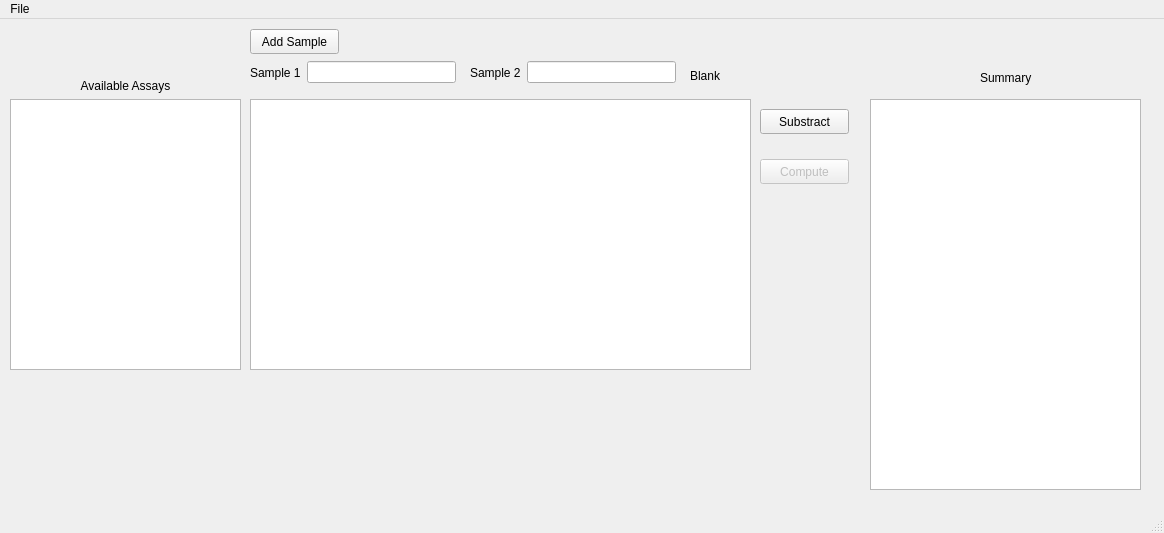
Before: the Qt Designer form uiMainWindow.ui in samuelvp360/Microbiological-Assay-Calculator, drawn with Qt 5.
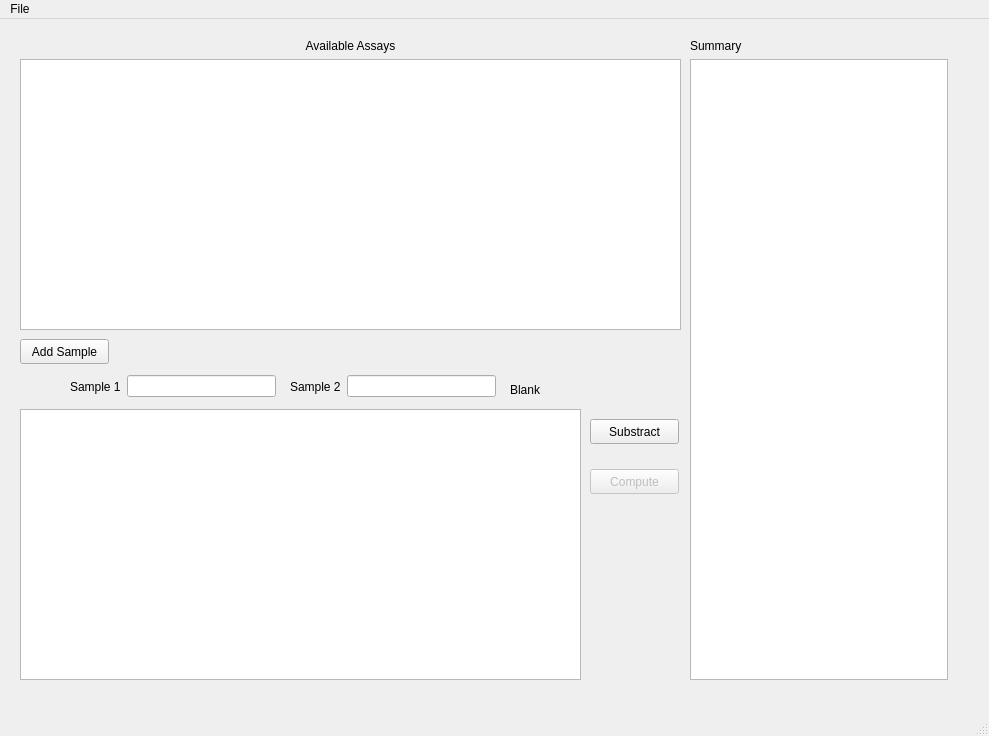
After: the same form once the commit is applied.

Commit message: AvailableTableView implemented, some GUI modif.

Diff of the .ui file:
```diff
--- a/uiMainWindow.ui
+++ b/uiMainWindow.ui
@@ -6,8 +6,8 @@
    <rect>
     <x>0</x>
     <y>0</y>
-    <width>1164</width>
-    <height>533</height>
+    <width>989</width>
+    <height>736</height>
    </rect>
   </property>
   <property name="windowTitle">
@@ -20,8 +20,8 @@
     </property>
     <property name="geometry">
      <rect>
-      <x>760</x>
-      <y>140</y>
+      <x>590</x>
+      <y>450</y>
       <width>89</width>
       <height>25</height>
      </rect>
@@ -33,9 +33,9 @@
    <widget class="QTableView" name="uiWellTableView">
     <property name="geometry">
      <rect>
-      <x>250</x>
-      <y>80</y>
-      <width>501</width>
+      <x>20</x>
+      <y>390</y>
+      <width>561</width>
       <height>271</height>
      </rect>
     </property>
@@ -50,8 +50,8 @@
    <widget class="QLabel" name="label_7">
     <property name="geometry">
      <rect>
-      <x>690</x>
-      <y>46</y>
+      <x>510</x>
+      <y>360</y>
       <width>67</width>
       <height>21</height>
      </rect>
@@ -60,21 +60,11 @@
      <string>Blank</string>
     </property>
    </widget>
-   <widget class="QTableView" name="uiSummaryTableView">
-    <property name="geometry">
-     <rect>
-      <x>870</x>
-      <y>80</y>
-      <width>271</width>
-      <height>391</height>
-     </rect>
-    </property>
-   </widget>
    <widget class="QWidget" name="layoutWidget">
     <property name="geometry">
      <rect>
-      <x>470</x>
-      <y>40</y>
+      <x>290</x>
+      <y>354</y>
       <width>206</width>
       <height>27</height>
      </rect>
@@ -99,8 +89,8 @@
    <widget class="QPushButton" name="uiSubstractButton">
     <property name="geometry">
      <rect>
-      <x>760</x>
-      <y>90</y>
+      <x>590</x>
+      <y>400</y>
       <width>89</width>
       <height>25</height>
      </rect>
@@ -112,8 +102,8 @@
    <widget class="QWidget" name="layoutWidget_2">
     <property name="geometry">
      <rect>
-      <x>250</x>
-      <y>40</y>
+      <x>70</x>
+      <y>354</y>
       <width>206</width>
       <height>27</height>
      </rect>
@@ -135,24 +125,11 @@
      </item>
     </layout>
    </widget>
-   <widget class="QLabel" name="label">
-    <property name="geometry">
-     <rect>
-      <x>980</x>
-      <y>50</y>
-      <width>67</width>
-      <height>17</height>
-     </rect>
-    </property>
-    <property name="text">
-     <string>Summary</string>
-    </property>
-   </widget>
    <widget class="QPushButton" name="uiAddSampleButton">
     <property name="geometry">
      <rect>
-      <x>250</x>
-      <y>10</y>
+      <x>20</x>
+      <y>320</y>
       <width>89</width>
       <height>25</height>
      </rect>
@@ -161,12 +138,12 @@
      <string>Add Sample</string>
     </property>
    </widget>
-   <widget class="QWidget" name="">
+   <widget class="QWidget" name="layoutWidget">
     <property name="geometry">
      <rect>
-      <x>10</x>
-      <y>60</y>
-      <width>231</width>
+      <x>20</x>
+      <y>20</y>
+      <width>661</width>
       <height>291</height>
      </rect>
     </property>
@@ -182,7 +159,29 @@
       </widget>
      </item>
      <item>
-      <widget class="QTableView" name="uiAssaysList"/>
+      <widget class="QTableView" name="uiAvailableAssaysTableView"/>
+     </item>
+    </layout>
+   </widget>
+   <widget class="QWidget" name="">
+    <property name="geometry">
+     <rect>
+      <x>690</x>
+      <y>20</y>
+      <width>258</width>
+      <height>641</height>
+     </rect>
+    </property>
+    <layout class="QVBoxLayout" name="verticalLayout_2">
+     <item>
+      <widget class="QLabel" name="label">
+       <property name="text">
+        <string>Summary</string>
+       </property>
+      </widget>
+     </item>
+     <item>
+      <widget class="QTableView" name="uiSummaryTableView"/>
      </item>
     </layout>
    </widget>
@@ -192,7 +191,7 @@
     <rect>
      <x>0</x>
      <y>0</y>
-     <width>1164</width>
+     <width>989</width>
      <height>22</height>
     </rect>
    </property>
```
The commit also changes 4 other files.
